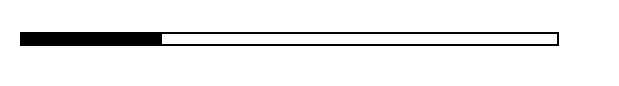
This is src/chatlog/content/filetransferwidget.ui in qTox/qTox as Qt 5 draws it before an edit. The edited form follows.
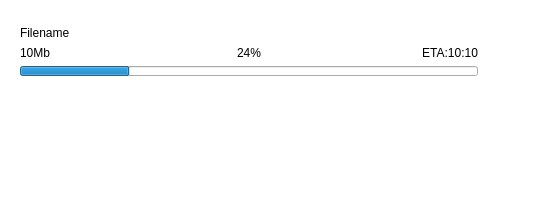
This is the edited form. Icons and pictures are not drawn.

Patch:
```diff
--- a/src/chatlog/content/filetransferwidget.ui
+++ b/src/chatlog/content/filetransferwidget.ui
@@ -6,35 +6,29 @@
    <rect>
     <x>0</x>
     <y>0</y>
-    <width>619</width>
-    <height>86</height>
+    <width>544</width>
+    <height>207</height>
    </rect>
   </property>
   <property name="windowTitle">
    <string>Form</string>
   </property>
-  <property name="autoFillBackground">
-   <bool>false</bool>
-  </property>
   <property name="styleSheet">
-   <string notr="true">background-color:transparent;</string>
+   <string notr="true">#FileTransferWidget {
+	background-color:transparent;
+}</string>
   </property>
-  <layout class="QHBoxLayout" name="horizontalLayout">
+  <layout class="QHBoxLayout" name="horizontalLayout_3">
    <item>
     <widget class="QFrame" name="frame_3">
+     <property name="sizePolicy">
+      <sizepolicy hsizetype="Preferred" vsizetype="Preferred">
+       <horstretch>0</horstretch>
+       <verstretch>0</verstretch>
+      </sizepolicy>
+     </property>
      <property name="styleSheet">
-      <string notr="true">QFrame {
-	border-image: url(:/ui/fileTransferInstance/background_red.png);
-	border-left:25;padding-top:-30;
-	border-top:28;
-	border-right:25; padding-right:-28;
-	border-bottom:28;padding-bottom:-30;
-	color:white;
-}
-
-QPushButton {
-	margin:0;
-}</string>
+      <string notr="true"/>
      </property>
      <property name="frameShape">
       <enum>QFrame::NoFrame</enum>
@@ -45,20 +39,48 @@
      <property name="lineWidth">
       <number>0</number>
      </property>
-     <layout class="QHBoxLayout" name="horizontalLayout_3">
+     <layout class="QHBoxLayout" name="horizontalLayout_2">
       <item>
        <layout class="QVBoxLayout" name="verticalLayout_2">
+        <property name="topMargin">
+         <number>6</number>
+        </property>
+        <property name="bottomMargin">
+         <number>6</number>
+        </property>
         <item>
          <widget class="QLabel" name="filenameLabel">
+          <property name="sizePolicy">
+           <sizepolicy hsizetype="Preferred" vsizetype="Preferred">
+            <horstretch>0</horstretch>
+            <verstretch>0</verstretch>
+           </sizepolicy>
+          </property>
           <property name="text">
            <string>Filename</string>
           </property>
          </widget>
         </item>
         <item>
-         <layout class="QHBoxLayout" name="horizontalLayout_2">
+         <widget class="QWidget" name="statusWidget" native="true">
+          <layout class="QHBoxLayout" name="_2">
+           <property name="spacing">
+            <number>0</number>
+           </property>
+           <property name="leftMargin">
+            <number>0</number>
+           </property>
+           <property name="topMargin">
+            <number>0</number>
+           </property>
+           <property name="rightMargin">
+            <number>0</number>
+           </property>
+           <property name="bottomMargin">
+            <number>0</number>
+           </property>
           <item>
-           <widget class="QLabel" name="label">
+            <widget class="QLabel" name="fileSizeLabel">
             <property name="text">
              <string>10Mb</string>
             </property>
@@ -68,7 +90,7 @@
            </widget>
           </item>
           <item>
-           <widget class="QLabel" name="label_2">
+            <widget class="QLabel" name="progressLabel">
             <property name="text">
              <string>24%</string>
             </property>
@@ -78,7 +100,7 @@
            </widget>
           </item>
           <item>
-           <widget class="QLabel" name="progressLabel">
+            <widget class="QLabel" name="etaLabel">
             <property name="text">
              <string>ETA:10:10</string>
             </property>
@@ -88,27 +110,18 @@
            </widget>
           </item>
          </layout>
+         </widget>
         </item>
         <item>
          <widget class="QProgressBar" name="progressBar">
           <property name="maximumSize">
            <size>
             <width>16777215</width>
-            <height>14</height>
+            <height>10</height>
            </size>
           </property>
           <property name="styleSheet">
-           <string notr="true">QProgressBar {
-	border: 2px solid black;
-	border-radius: 0px;
-	color: white;
-	background-color:white;
-}
-
-QProgressBar::chunk {
-	background-color: black;
-	width: 20px;
-}</string>
+           <string notr="true"/>
           </property>
           <property name="value">
            <number>24</number>
@@ -140,10 +153,23 @@
        </layout>
       </item>
       <item>
+       <widget class="QWidget" name="buttonWidget" native="true">
        <layout class="QVBoxLayout" name="verticalLayout">
         <property name="spacing">
          <number>0</number>
         </property>
+         <property name="leftMargin">
+          <number>0</number>
+         </property>
+         <property name="topMargin">
+          <number>0</number>
+         </property>
+         <property name="rightMargin">
+          <number>0</number>
+         </property>
+         <property name="bottomMargin">
+          <number>0</number>
+         </property>
         <item>
          <widget class="QPushButton" name="pushButton">
           <property name="text">
@@ -172,7 +198,7 @@
           <property name="sizeHint" stdset="0">
            <size>
             <width>20</width>
-            <height>40</height>
+             <height>92</height>
            </size>
           </property>
          </spacer>
@@ -198,6 +224,7 @@
          </widget>
         </item>
        </layout>
+       </widget>
       </item>
      </layout>
     </widget>
```
Left out of the diff: 4 changed lines with no effect on the pictures. Lines whose indentation alone changed are shown as unchanged.
